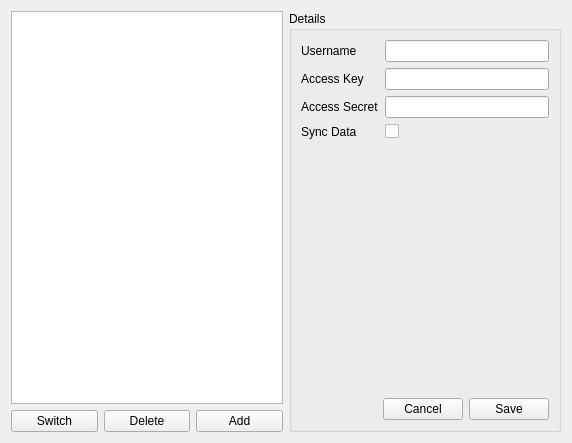
The window that qtdesigner/profiles.ui (t123/ReadingTool.Python) describes before a commit, drawn with Qt 5.
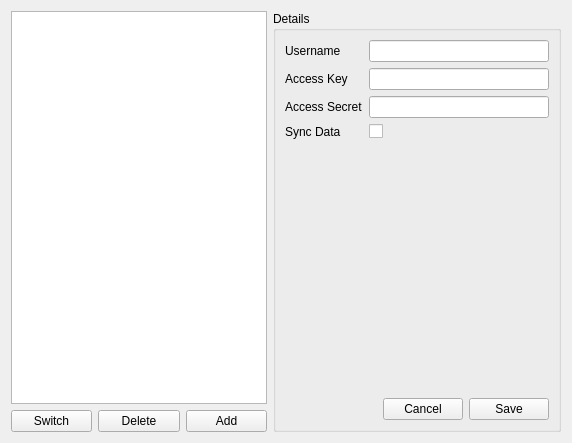
The same window after the commit.

Patch:
```diff
--- a/qtdesigner/profiles.ui
+++ b/qtdesigner/profiles.ui
@@ -13,36 +13,32 @@
   <property name="windowTitle">
    <string>Form</string>
   </property>
-  <layout class="QHBoxLayout" name="horizontalLayout_3">
-   <item>
-    <layout class="QVBoxLayout" name="verticalLayout_2">
-     <item>
-      <widget class="QListWidget" name="lvUsers"/>
-     </item>
-     <item>
       <layout class="QHBoxLayout" name="horizontalLayout_2">
        <item>
+    <layout class="QGridLayout" name="gridLayout">
+     <item row="0" column="0" colspan="3">
+      <widget class="QListWidget" name="lvUsers"/>
+     </item>
+     <item row="1" column="0">
         <widget class="QPushButton" name="pbSwitch">
          <property name="text">
           <string>Switch</string>
          </property>
         </widget>
        </item>
-       <item>
+     <item row="1" column="1">
         <widget class="QPushButton" name="pbDelete">
          <property name="text">
           <string>Delete</string>
          </property>
         </widget>
        </item>
-       <item>
+     <item row="1" column="2">
         <widget class="QPushButton" name="pbAdd">
          <property name="text">
           <string>Add</string>
          </property>
         </widget>
-       </item>
-      </layout>
      </item>
     </layout>
    </item>
```
Lines whose indentation alone changed are shown as unchanged.
